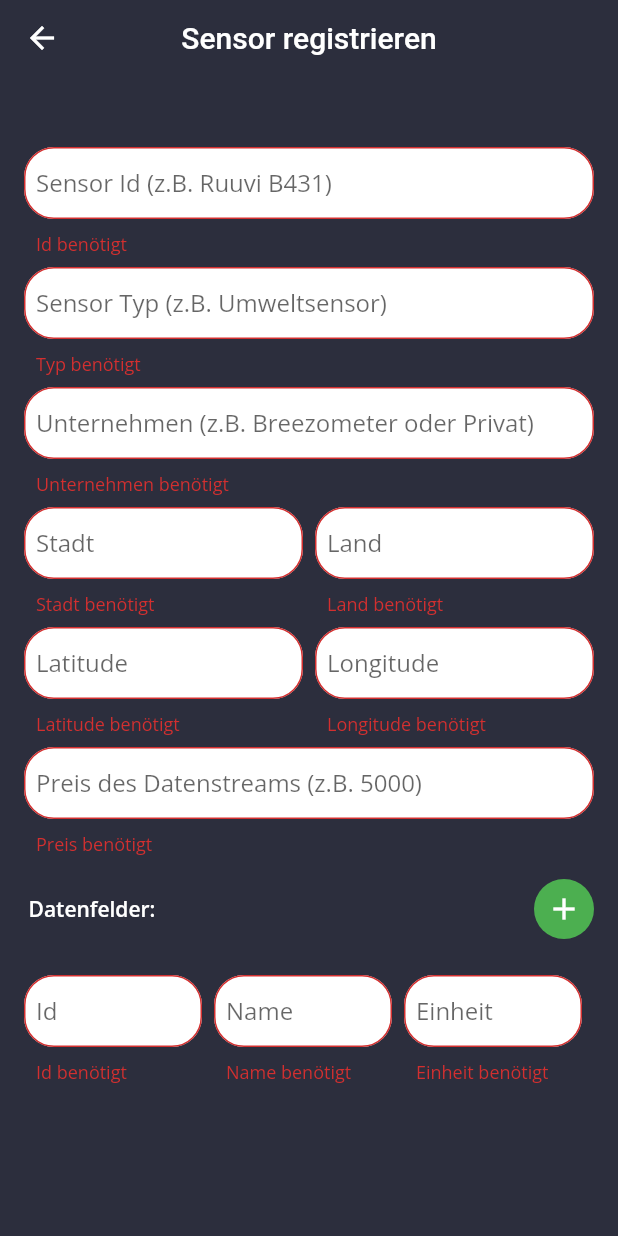
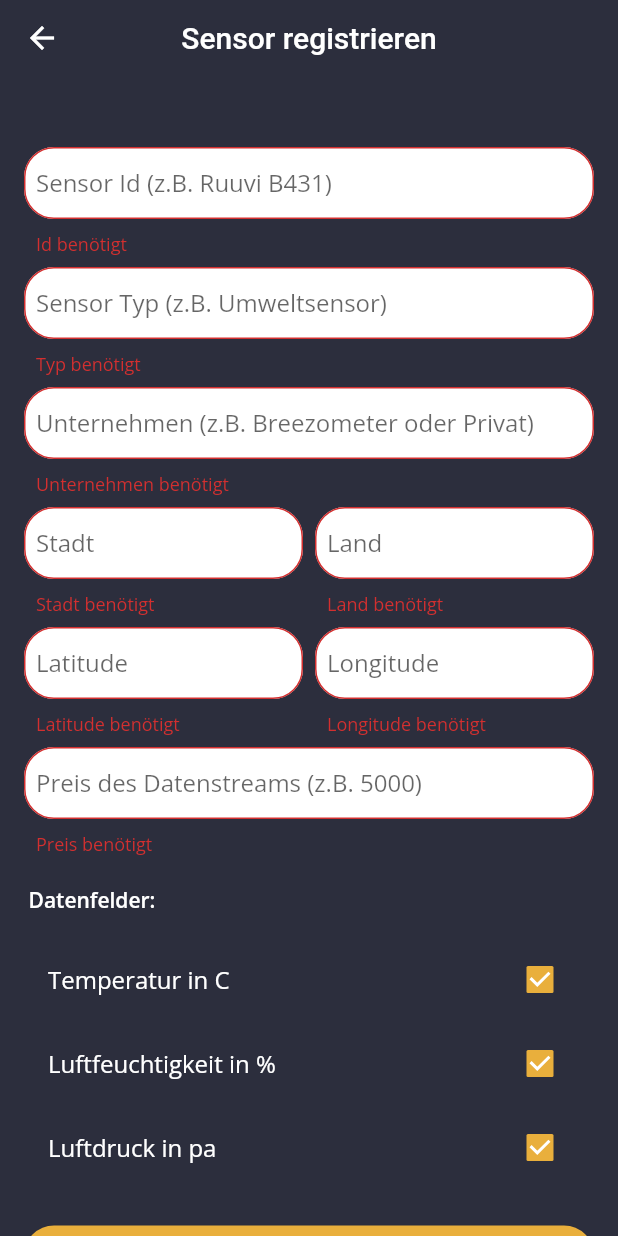
Before and after one commit to samKl99/sensor-track, a Flutter app: the SensorTrackCreateDeviceScreen screen opened directly with empty values, after a tap on "Sensor registrieren", on a phone screen of 412 x 824 dp. Run offline on Flutter 3.47's test engine with Material 2 defaults, Android fonts, the phone set to English and light mode, and no system bars; our stand-ins replace awesome_dialog, dio, email_validator, firebase_auth, firebase_core, flutter_blue and 11 more; missing offline and left inert: charcode; accounts and stored records are empty; generated files the repository leaves out were written again.

Commit message:
[F] push sensor data packet to market place

```diff
--- /dev/null
+++ b/lib/repositories/iota_repository/src/api/iota_data_api.dart
@@ -0,0 +1,14 @@
+import 'package:dio/dio.dart';
+import 'package:retrofit/retrofit.dart';
+import 'package:sensor_track/repositories/iota_repository/src/forms/iota_new_data_packet_request_form.dart';
+
+part 'iota_data_api.g.dart';
+
+@RestApi()
+abstract class IotaDataApi {
+  factory IotaDataApi(Dio dio, {String baseUrl}) = _IotaDataApi;
+
+  /// Create new data packet
+  @POST('/newDataPacket')
+  Future<HttpResponse> createNewDataPacket(@Body() IotaNewDataPacketRequestForm form);
+}
--- /dev/null
+++ b/lib/repositories/iota_repository/src/enums/iota_data_fields_enum.dart
@@ -0,0 +1,5 @@
+class IotaDataFieldsEnum {
+  static String get temperatureKey => "temp";
+  static String get humidityKey => "hum";
+  static String get pressureKey => "press";
+}
--- /dev/null
+++ b/lib/repositories/iota_repository/src/forms/iota_new_data_packet_request_form.dart
@@ -0,0 +1,23 @@
+import 'package:json_annotation/json_annotation.dart';
+
+part 'iota_new_data_packet_request_form.g.dart';
+
+@JsonSerializable()
+class IotaNewDataPacketRequestForm {
+  @JsonKey(name: "id")
+  final String deviceId;
+
+  @JsonKey(name: "sk")
+  final String deviceSecret;
+  final Map<String, dynamic> data;
+
+  const IotaNewDataPacketRequestForm({
+    required this.deviceId,
+    required this.deviceSecret,
+    required this.data,
+  });
+
+  factory IotaNewDataPacketRequestForm.fromJson(Map<String, dynamic> json) => _$IotaNewDataPacketRequestFormFromJson(json);
+
+  Map<String, dynamic> toJson() => _$IotaNewDataPacketRequestFormToJson(this);
+}
--- a/lib/repositories/iota_repository/src/iota_client.dart
+++ b/lib/repositories/iota_repository/src/iota_client.dart
@@ -1,4 +1,5 @@
 import 'package:dio/dio.dart';
+import 'package:sensor_track/repositories/iota_repository/src/api/iota_data_api.dart';
 import 'package:sensor_track/repositories/iota_repository/src/api/iota_device_api.dart';
 import 'package:sensor_track/repositories/iota_repository/src/api/iota_user_api.dart';
 
@@ -13,6 +14,8 @@ class IotaClient {
 
   IotaUserApi get iotaUserApi => IotaUserApi(dio, baseUrl: baseUrl);
 
+  IotaDataApi get iotaDataApi => IotaDataApi(dio, baseUrl: baseUrl);
+
   IotaClient(IotaConfiguration configuration) {
     dio.options.headers["content-type"] = 'application/json';
     dio.options.headers["accept"] = 'application/json';
--- a/lib/repositories/iota_repository/src/models/iota_data_type.dart
+++ b/lib/repositories/iota_repository/src/models/iota_data_type.dart
@@ -4,14 +4,18 @@ part 'iota_data_type.g.dart';
 
 @JsonSerializable()
 class IotaDataType {
-  String? id;
-  String? unit;
-  String? name;
+  final String id;
+  final String unit;
+  final String name;
+
+  @JsonKey(ignore: true)
+  bool active;
 
   IotaDataType({
-    this.id,
-    this.unit,
-    this.name,
+    required this.id,
+    required this.unit,
+    required this.name,
+    this.active = true,
   });
 
   factory IotaDataType.fromJson(Map<String, dynamic> json) => _$IotaDataTypeFromJson(json);
--- a/lib/screens/sensor_track_create_device_screen.dart
+++ b/lib/screens/sensor_track_create_device_screen.dart
@@ -35,7 +35,7 @@ class _SensorTrackCreateDeviceScreenState extends State<SensorTrackCreateDeviceS
   final TextEditingController _lonController = TextEditingController();
   final TextEditingController _priceOfDataStreamController = TextEditingController();
 
-  final List<IotaDataType> _dataFields = [IotaDataType()];
+  late List<IotaDataType> _dataFields;
 
   IotaService get _iotaService => Provider.of<IotaService>(context, listen: false);
 
@@ -50,6 +50,8 @@ class _SensorTrackCreateDeviceScreenState extends State<SensorTrackCreateDeviceS
   @override
   void initState() {
     _isSavingSensor = false;
+
+    _dataFields = _sensorService.getAllowedDataTypes();
 
     super.initState();
   }
@@ -118,32 +120,18 @@ class _SensorTrackCreateDeviceScreenState extends State<SensorTrackCreateDeviceS
               ),
               _priceOfDataStreamTextField,
               const SizedBox(
-                height: 16.0,
+                height: 20.0,
               ),
               // data fields
               Padding(
                 padding: const EdgeInsets.only(left: 3.0),
                 child: Row(
-                  mainAxisAlignment: MainAxisAlignment.spaceBetween,
+                  mainAxisAlignment: MainAxisAlignment.start,
                   children: [
                     const Text(
                       "Datenfelder:",
                       style: TextStyle(
                         fontWeight: FontWeight.w600,
-                      ),
-                    ),
-                    CircleAvatar(
-                      backgroundColor: Colors.green,
-                      child: IconButton(
-                        onPressed: () {
-                          setState(() {
-                            _dataFields.add(IotaDataType());
-                          });
-                        },
-                        color: Colors.white,
-                        icon: Icon(
-                          Icons.add,
-                        ),
                       ),
                     ),
                   ],
@@ -152,43 +140,9 @@ class _SensorTrackCreateDeviceScreenState extends State<SensorTrackCreateDeviceS
               const SizedBox(
                 height: 16.0,
               ),
-              SizedBox(
-                height: 220,
-                child: ListView.builder(
-                  shrinkWrap: true,
-                  physics: ScrollPhysics(),
-                  itemBuilder: (context, index) => Padding(
-                    padding: const EdgeInsets.symmetric(vertical: 8.0),
-                    child: SensorTrackDataFieldListItem(
-                      dataType: _dataFields[index],
-                      onRemoveTap: () {
-                        setState(() {
-                          _dataFields.removeAt(index);
-                        });
-                      },
-                      onFieldIdChanged: (value) {
-                        setState(() {
-                          _dataFields[index].id = value;
-                        });
-                      },
-                      onFieldNameChanged: (value) {
-                        setState(() {
-                          _dataFields[index].name = value;
-                        });
-                      },
-                      onFieldUnitChanged: (value) {
-                        setState(() {
-                          _dataFields[index].unit = value;
-                        });
-                      },
-                      showRemoveButton: index != 0,
-                    ),
-                  ),
-                  itemCount: _dataFields.length,
-                ),
-              ),
+              ..._allowedDataFieldItems,
               const SizedBox(
-                height: 16.0,
+                height: 24.0,
               ),
               _registerSensorButton,
               const SizedBox(
@@ -297,6 +251,24 @@ class _SensorTrackCreateDeviceScreenState extends State<SensorTrackCreateDeviceS
         },
       );
 
+  List<Widget> get _allowedDataFieldItems {
+    return _dataFields
+        .map((e) => CheckboxListTile(
+            title: Text(
+              "${e.name} in ${e.unit}",
+              style: TextStyle(
+                color: Colors.white,
+              ),
+            ),
+            value: e.active,
+            onChanged: (value) {
+              setState(() {
+                e.active = !e.active;
+              });
+            }))
+        .toList();
+  }
+
   Widget get _registerSensorButton => SensorTrackButton(
         text: "Sensor registrieren",
         textStyle: const TextStyle(fontSize: 18.0),
@@ -321,7 +293,7 @@ class _SensorTrackCreateDeviceScreenState extends State<SensorTrackCreateDeviceS
           city: _cityController.text.trim(),
           country: _countryController.text.trim(),
         ),
-        dataTypes: _dataFields,
+        dataTypes: _dataFields.where((element) => element.active).toList(),
       );
       try {
         setState(() {
```
Also changed, not shown: lib/repositories/iota_repository/src/mappers/iota_data_fields_mapper.dart (added, +22 -0 lines), lib/repositories/scan_repository/src/models/scan.dart (+8 -0 lines), lib/screens/live_sensor_device_screen.dart (+33 -9 lines), lib/sensor_track.dart (+4 -4 lines), lib/services/iota_service.dart (+35 -9 lines), lib/services/scan_service.dart (+22 -5 lines), lib/services/sensor_service.dart (+34 -7 lines), 1 other file.
